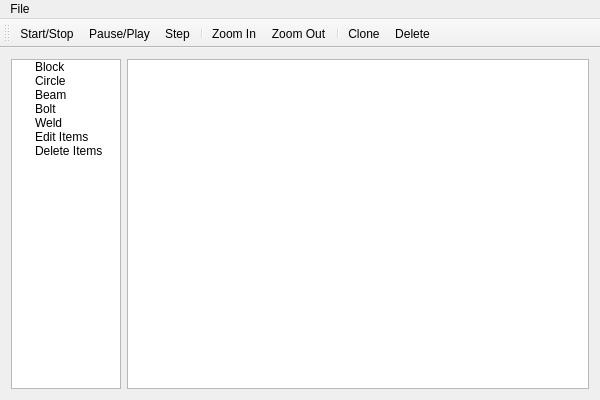
Before: the Qt Designer form src/mainwindow.ui in radekp/qphysics, drawn with Qt 5.
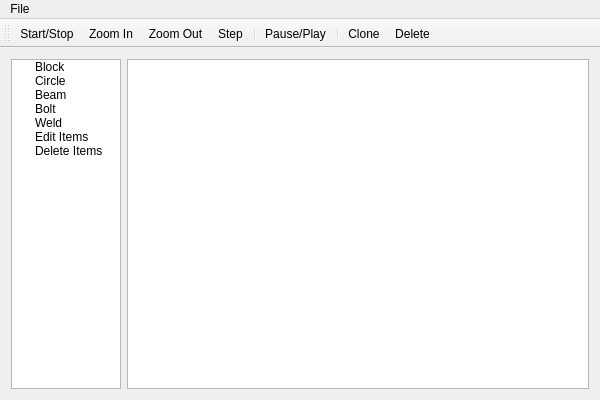
After: the same form once the commit is applied.

What changed in the file:
```diff
--- a/src/mainwindow.ui
+++ b/src/mainwindow.ui
@@ -130,11 +130,11 @@
     <bool>false</bool>
    </attribute>
    <addaction name="actionStart_Stop"/>
-   <addaction name="actionPause_Play"/>
-   <addaction name="actionStep"/>
-   <addaction name="separator"/>
    <addaction name="actionZoom_In"/>
    <addaction name="actionZoom_Out"/>
+   <addaction name="actionStep"/>
+   <addaction name="separator"/>
+   <addaction name="actionPause_Play"/>
    <addaction name="separator"/>
    <addaction name="actionClone"/>
    <addaction name="actionDelete"/>
```
